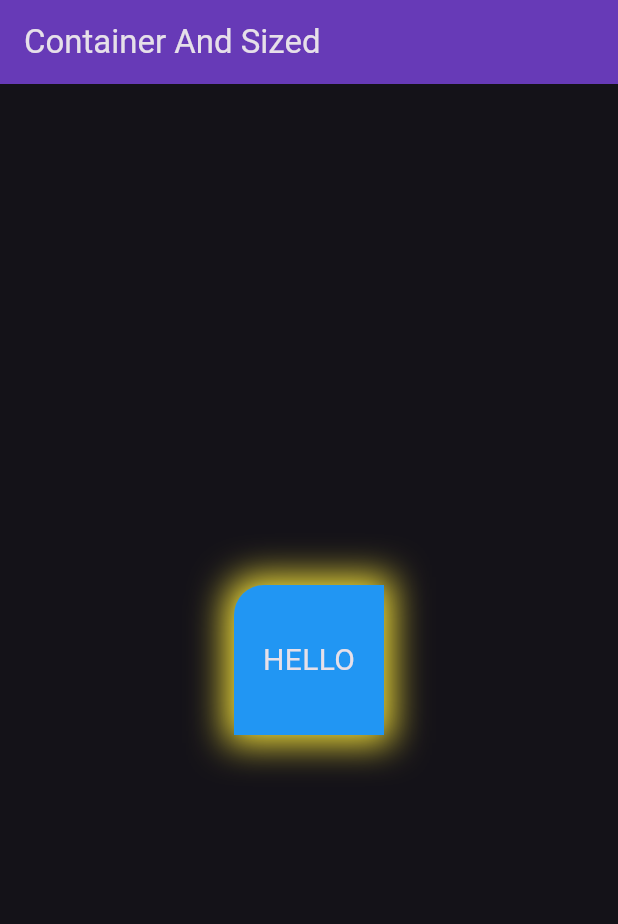
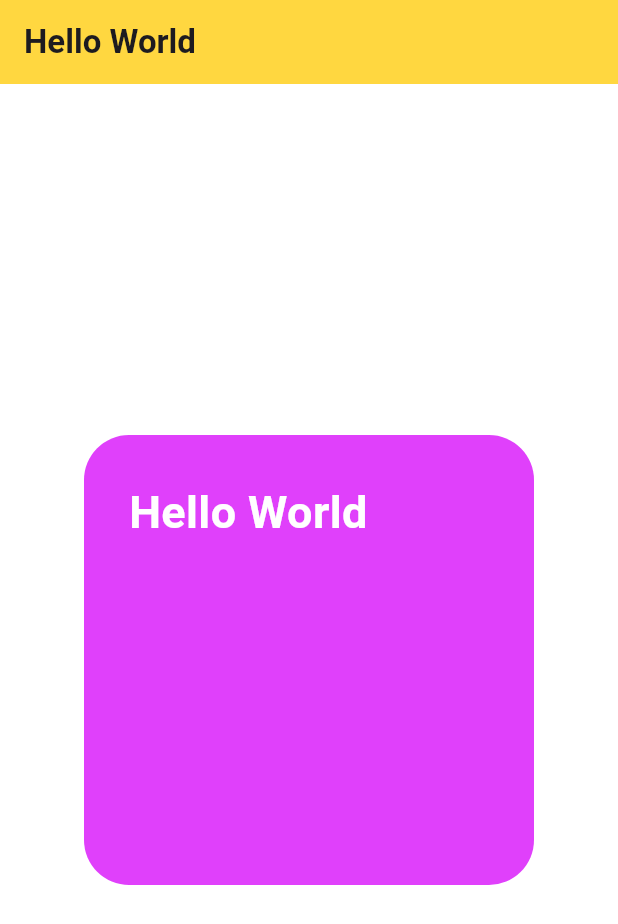
Before and after one commit to shreyas5522/flutter_app, a Flutter app: the screen it shows after launch, on a phone screen of 412 x 824 dp. Shown: the top 924 px of the screen. Run offline on Flutter 3.47's test engine with Material 3 defaults, Android fonts, the phone set to English and light mode, and no system bars.

Commit message:
body, text, icon

```diff
--- a/lib/main.dart
+++ b/lib/main.dart
@@ -1,7 +1,10 @@
-import "package:flutter/material.dart";
-import "package:flutter_app/widgets/container_sized.dart";
+import 'package:flutter/cupertino.dart';
+import 'package:flutter/material.dart';
+import 'package:flutter/widgets.dart';
 
-void main() => runApp(new MyApp());
+void main() {
+  runApp(MyApp());
+}
 
 class MyApp extends StatelessWidget {
   const MyApp({super.key});
@@ -9,10 +12,38 @@ class MyApp extends StatelessWidget {
   @override
   Widget build(BuildContext context) {
     return MaterialApp(
-      debugShowCheckedModeBanner: false,
-      theme: ThemeData(
-          brightness: Brightness.dark, primaryColor: Colors.deepPurple),
-      home: Container_Sized(),
-    );
+        debugShowCheckedModeBanner: false,
+        home: Scaffold(
+          backgroundColor: Colors.white,
+          appBar: AppBar(
+            title: const Text(
+              "Hello World",
+              style: TextStyle(fontWeight: FontWeight.bold),
+            ),
+            backgroundColor: Colors.amberAccent,
+          ),
+          body: Center(
+            child: Container(
+              height: 300,
+              width: 300,
+              decoration: BoxDecoration(
+                  color: Colors.purpleAccent,
+                  borderRadius: BorderRadius.circular(30)),
+              padding: const EdgeInsets.all(30),
+              child: const Text(
+                "Hello World",
+                style: TextStyle(
+                    color: Colors.white,
+                    fontSize: 30,
+                    fontWeight: FontWeight.bold),
+              ),
+              // child: const Icon(
+              //   Icons.favorite,
+              //   color: Colors.white,
+              //   size: 40,
+              // ),
+            ),
+          ),
+        ));
   }
 }
--- a/lib/widgets/container_sized.dart
+++ /dev/null
@@ -1,31 +0,0 @@
-import 'package:flutter/material.dart';
-
-class Container_Sized extends StatelessWidget {
-  const Container_Sized({super.key});
-
-  @override
-  Widget build(BuildContext context) {
-    return Scaffold(
-        appBar: AppBar(
-          title: Text('Container And Sized'),
-          backgroundColor: Colors.deepPurple,
-        ),
-        body: Center(
-          child: Container(
-            height: 100,
-            width: 100,
-            decoration: BoxDecoration(
-                color: Colors.blue,
-                // borderRadius: BorderRadius.circular(20),
-                borderRadius: BorderRadius.only(topLeft: Radius.circular(20)),
-                boxShadow: [
-                  BoxShadow(
-                      blurRadius: 20, spreadRadius: 5, color: Colors.yellow)
-                ]),
-            child: const Center(
-              child: Text('HELLO', style: TextStyle(fontSize: 20)),
-            ),
-          ),
-        ));
-  }
-}
```
